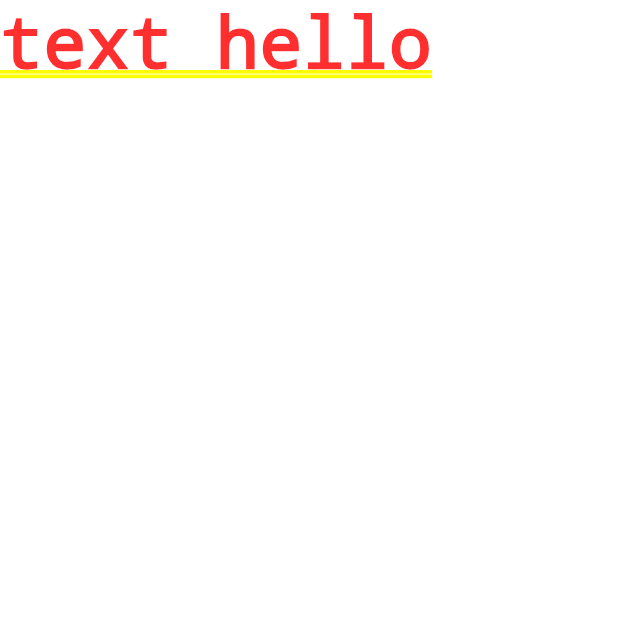
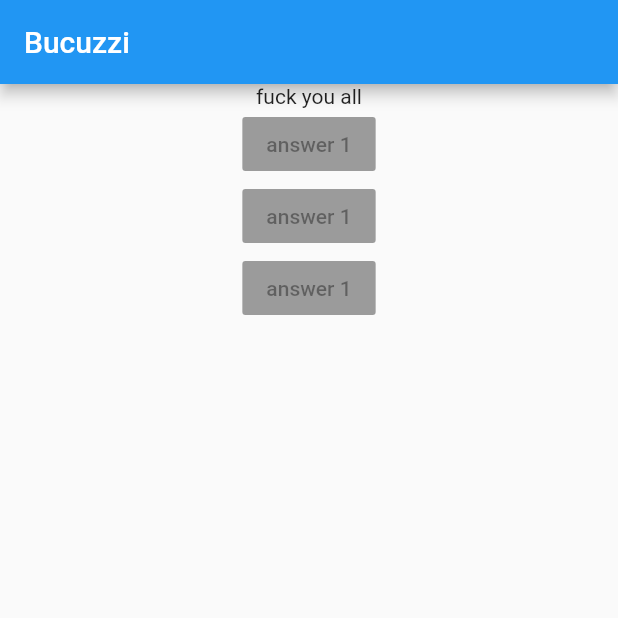
Before and after one commit to Bukunmi-sketch/store, a Flutter app: the screen it shows after launch, on a phone screen of 412 x 824 dp, the top half of it. Run offline on Flutter 3.47's test engine with Material 2 defaults, Android fonts, the phone set to English and light mode, and no system bars.

Commit message:
Update main.dart
---

```diff
--- a/lib/main.dart
+++ b/lib/main.dart
@@ -5,9 +5,25 @@ void main() {
 }
 
 class MyApp extends StatelessWidget {
+  var questions = ['what\'s killed osama bin laden'];
+
   Widget build(BuildContext context) {
     return MaterialApp(
-      home: Text('text hello'),
+      home: Scaffold(
+        appBar: AppBar(
+          title: Text('Bucuzzi'),
+        ),
+        body: Center(
+          child: Column(
+            children: [
+              Text('fuck you all'),
+              RaisedButton(child: Text('answer 1')),
+              RaisedButton(child: Text('answer 1')),
+              RaisedButton(child: Text('answer 1')),
+            ],
+          ),
+        ),
+      ),
     );
   }
 }
```
